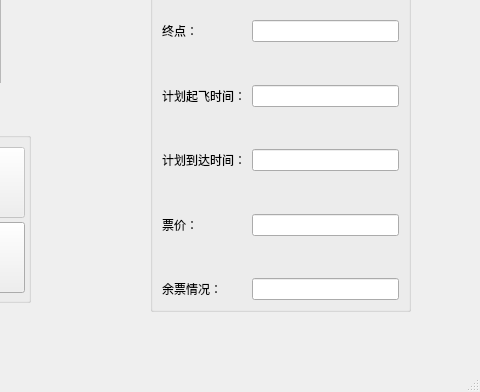
This is Qt/userwindow.ui in Anduin9527/CivilAviationTicketingSystem as Qt 5 draws it before an edit; both pictures show x 320 to 800 and y 208 to 600 of the 800 by 600 pixel window. The edited form follows.
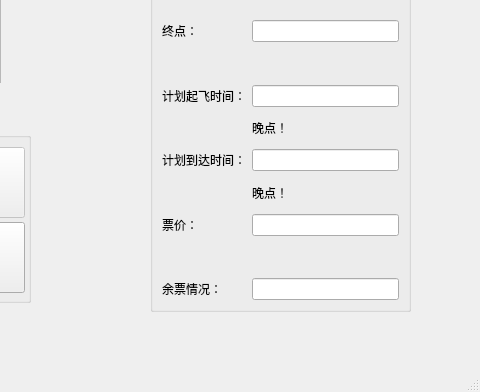
This is the edited form.

Patch:
```diff
--- a/Qt/userwindow.ui
+++ b/Qt/userwindow.ui
@@ -267,14 +267,14 @@
      <item row="9" column="1">
       <widget class="QLabel" name="labelPDT">
        <property name="text">
-        <string/>
+        <string>晚点！</string>
        </property>
       </widget>
      </item>
      <item row="11" column="1">
       <widget class="QLabel" name="labelPAT">
        <property name="text">
-        <string/>
+        <string>晚点！</string>
        </property>
       </widget>
      </item>
```
